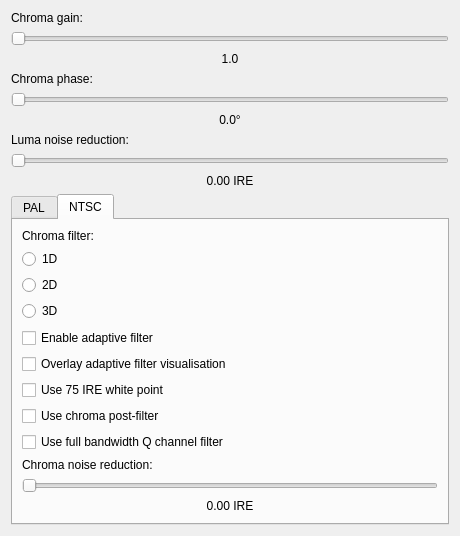
Qt form tools/ld-analyse/chromadecoderconfigdialog.ui (happycube/ld-decode) before a commit.
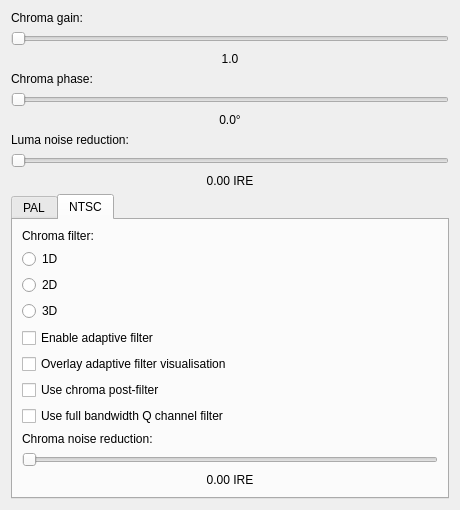
The same form after that commit. The open tabs and pages were chosen to show the change.

Commit message:
Remove the "75% white point" option.
This appears to be left over from early development; it's not very
useful for real-world decoding.

The edit to the form file:
```diff
--- a/tools/ld-analyse/chromadecoderconfigdialog.ui
+++ b/tools/ld-analyse/chromadecoderconfigdialog.ui
@@ -310,13 +310,6 @@
          </property>
         </widget>
        </item>
-       <item>
-        <widget class="QCheckBox" name="whitePoint75CheckBox">
-         <property name="text">
-          <string>Use 75 IRE white point</string>
-         </property>
-        </widget>
-       </item>
        <item>
         <widget class="QCheckBox" name="colorLpfCheckBox">
          <property name="text">
```
The commit also changes 5 other files.
